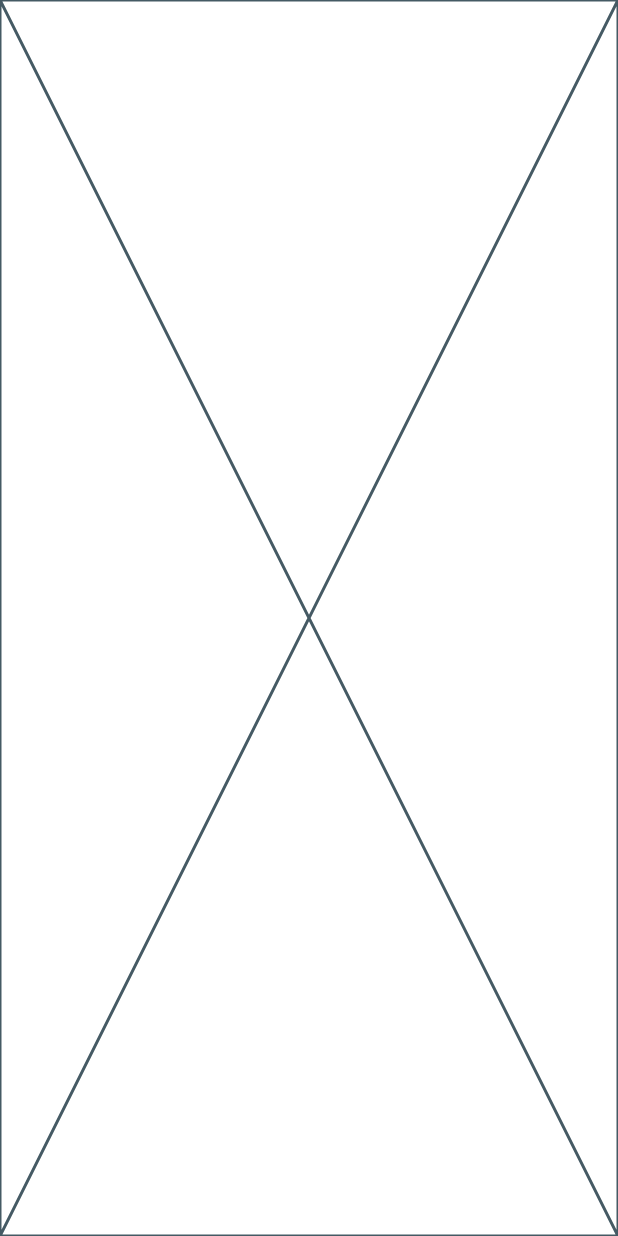
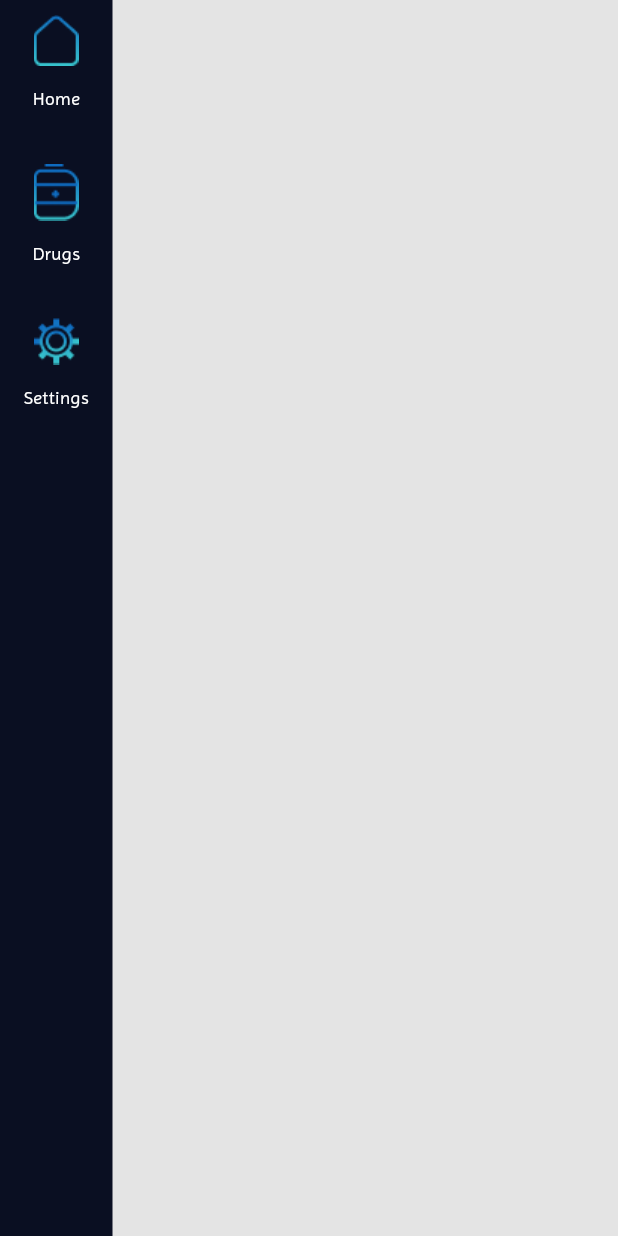
Before and after one commit to mariamEldeeb/Drogovat, a Flutter app: the screen it shows after launch, on a phone screen of 412 x 824 dp. Run offline on Flutter 3.47's test engine with Material 3 defaults, Android fonts, the phone set to English and light mode, and no system bars.

Commit message:
make navigation rail

```diff
--- /dev/null
+++ b/lib/core/assets.dart
@@ -0,0 +1,3 @@
+const String homeIcon = 'assets/icons/home.png';
+const String settingsIcon = 'assets/icons/setting.png';
+const String drugIcon = 'assets/icons/drug sign.png';
--- /dev/null
+++ b/lib/core/colors.dart
@@ -0,0 +1,4 @@
+import 'package:flutter/material.dart';
+
+const Color backgroundColor = Color(0xffE4E4E4);
+const Color darkBlueColor = Color(0xff0A0F22);
--- a/lib/features/home/presentation/views/home_view.dart
+++ b/lib/features/home/presentation/views/home_view.dart
@@ -1,3 +1,5 @@
+import 'package:drogovat/core/colors.dart';
+import 'package:drogovat/features/home/presentation/views/widgets/home_view_body.dart';
 import 'package:flutter/material.dart';
 
 class HomeView extends StatelessWidget {
@@ -5,6 +7,11 @@ class HomeView extends StatelessWidget {
 
   @override
   Widget build(BuildContext context) {
-    return const Placeholder();
+    return const SafeArea(
+      child: Scaffold(
+        backgroundColor: backgroundColor,
+        body: HomeViewBody(),
+      ),
+    );
   }
 }
--- /dev/null
+++ b/lib/features/home/presentation/views/widgets/home_view_body.dart
@@ -0,0 +1,16 @@
+import 'package:drogovat/features/home/presentation/views/widgets/my_navigation_rail.dart';
+import 'package:flutter/material.dart';
+
+class HomeViewBody extends StatelessWidget {
+  const HomeViewBody({super.key});
+
+  @override
+  Widget build(BuildContext context) {
+    return Row(
+      children: [
+        MyNavigationRail(),
+        Column()
+      ],
+    );
+  }
+}
--- /dev/null
+++ b/lib/features/home/presentation/views/widgets/my_navigation_rail.dart
@@ -0,0 +1,30 @@
+import 'package:drogovat/core/assets.dart';
+import 'package:drogovat/core/colors.dart';
+import 'package:flutter/material.dart';
+
+import 'navigation_rail_icon.dart';
+
+class MyNavigationRail extends StatelessWidget {
+  const MyNavigationRail({super.key});
+
+  @override
+  Widget build(BuildContext context) {
+    double h = MediaQuery.of(context).size.height;
+
+    return Container(
+      height: h,
+      width: 75,
+      padding: const EdgeInsets.all(10),
+      color: darkBlueColor,
+      child: const Column(
+        children: [
+          NavigationRailIcon(icon: homeIcon,text: 'Home',),
+          SizedBox(height: 35,),
+          NavigationRailIcon(icon: drugIcon,text: 'Drugs',),
+          SizedBox(height: 35,),
+          NavigationRailIcon(icon: settingsIcon,text: 'Settings',),
+        ],
+      ),
+    );
+  }
+}
--- /dev/null
+++ b/lib/features/home/presentation/views/widgets/navigation_rail_icon.dart
@@ -0,0 +1,32 @@
+import 'package:flutter/material.dart';
+
+class NavigationRailIcon extends StatelessWidget {
+  const NavigationRailIcon({super.key, required this.icon, required this.text});
+
+  final String icon;
+  final String text;
+
+  @override
+  Widget build(BuildContext context) {
+    return Container(
+      width: double.infinity,
+      child: Column(
+        children: [
+          Image.asset(
+            icon,
+          ),
+          const SizedBox(
+            height: 13,
+          ),
+          Text(
+            text,
+            style: TextStyle(
+              color: Colors.white,
+              fontSize: 12,
+            ),
+          )
+        ],
+      ),
+    );
+  }
+}
--- a/lib/main.dart
+++ b/lib/main.dart
@@ -1,7 +1,7 @@
+import 'package:drogovat/core/colors.dart';
 import 'package:flutter/material.dart';
 
 import 'features/home/presentation/views/home_view.dart';
-
 
 void main() {
   runApp(const MyApp());
@@ -13,9 +13,11 @@ class MyApp extends StatelessWidget {
   @override
   Widget build(BuildContext context) {
     return MaterialApp(
+      debugShowCheckedModeBanner: false,
       theme: ThemeData(
-        colorScheme: ColorScheme.fromSeed(seedColor: Colors.deepPurple),
-        useMaterial3: true,
+        colorScheme: ColorScheme.fromSeed(seedColor: Colors.deepPurple)
+            .copyWith(background: backgroundColor),
+        fontFamily: 'Imprima',
       ),
       home: const HomeView(),
     );
```
Also changed, not shown: pubspec.yaml (+6 -9 lines), assets/fonts/Imprima-Regular.ttf (added), assets/icons/drug sign.png (added), assets/icons/exit.png (added), assets/icons/home.png (added), assets/icons/setting.png (added), assets/icons/white_home.png (added), assets/icons/white_line.png (added).
